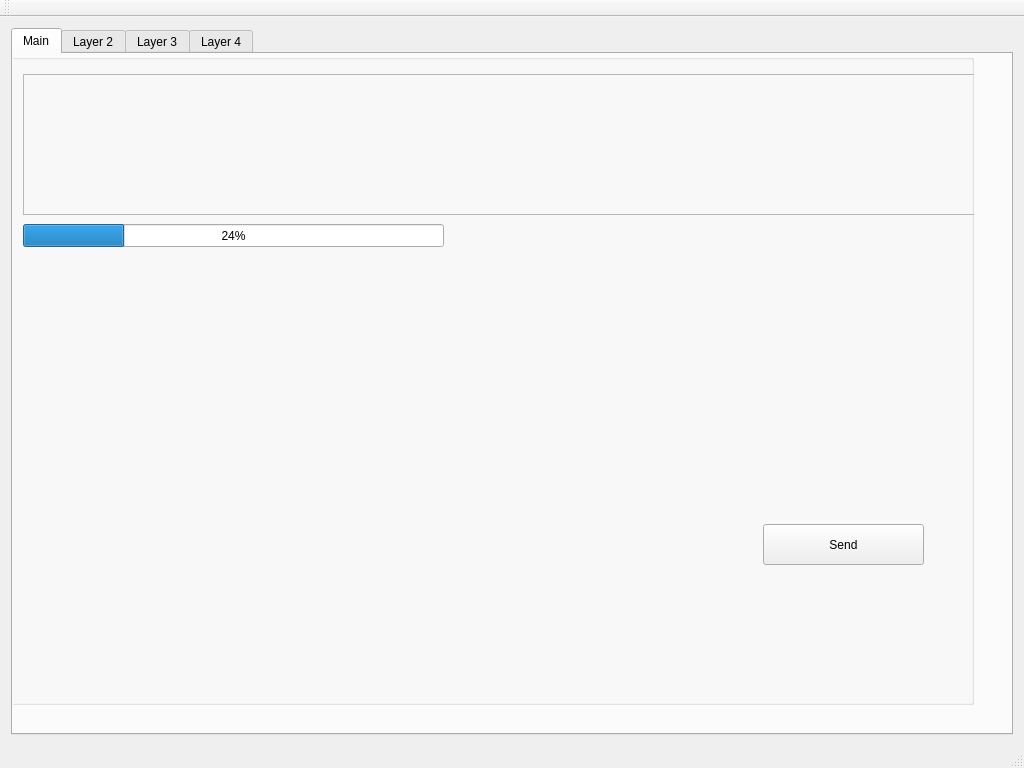
First picture: the form in qt/packet-generator/mainwindow.ui, repository emiliancyc/packet-generator, before the edit.
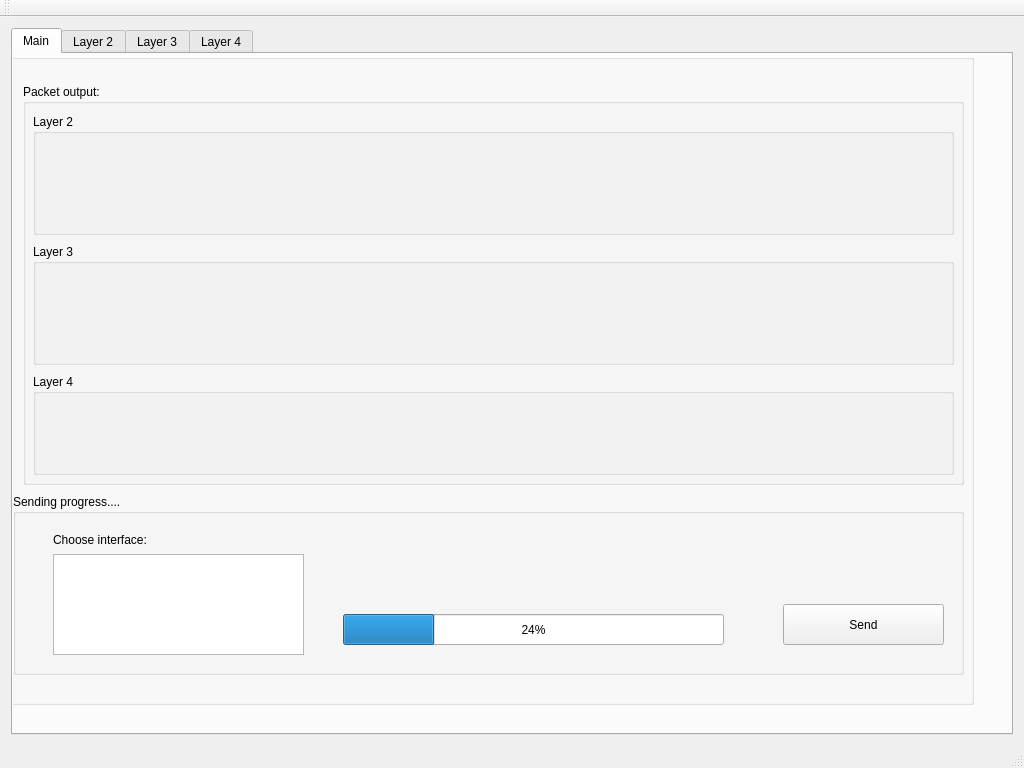
Second picture: the form after the edit.

Diff of the .ui file:
```diff
--- a/qt/packet-generator/mainwindow.ui
+++ b/qt/packet-generator/mainwindow.ui
@@ -69,47 +69,120 @@
         <property name="title">
          <string/>
         </property>
-        <widget class="QPushButton" name="SendButton">
+        <widget class="QGroupBox" name="groupBox_4">
          <property name="geometry">
           <rect>
-           <x>790</x>
-           <y>470</y>
-           <width>161</width>
-           <height>41</height>
+           <x>40</x>
+           <y>440</y>
+           <width>951</width>
+           <height>181</height>
           </rect>
          </property>
-         <property name="text">
-          <string>Send</string>
+         <property name="title">
+          <string>Sending progress....</string>
          </property>
+         <widget class="QProgressBar" name="sending_progressBar">
+          <property name="geometry">
+           <rect>
+            <x>330</x>
+            <y>120</y>
+            <width>381</width>
+            <height>31</height>
+           </rect>
+          </property>
+          <property name="value">
+           <number>24</number>
+          </property>
+         </widget>
+         <widget class="QPushButton" name="SendButton">
+          <property name="geometry">
+           <rect>
+            <x>770</x>
+            <y>110</y>
+            <width>161</width>
+            <height>41</height>
+           </rect>
+          </property>
+          <property name="text">
+           <string>Send</string>
+          </property>
+         </widget>
+         <widget class="QListView" name="interface_list">
+          <property name="geometry">
+           <rect>
+            <x>40</x>
+            <y>60</y>
+            <width>251</width>
+            <height>101</height>
+           </rect>
+          </property>
+         </widget>
+         <widget class="QLabel" name="choose_interface_label">
+          <property name="geometry">
+           <rect>
+            <x>40</x>
+            <y>20</y>
+            <width>141</width>
+            <height>51</height>
+           </rect>
+          </property>
+          <property name="text">
+           <string>Choose interface:</string>
+          </property>
+         </widget>
         </widget>
-        <widget class="QFrame" name="frame">
+        <widget class="QGroupBox" name="packet_output_groupbox">
          <property name="geometry">
           <rect>
            <x>50</x>
-           <y>20</y>
-           <width>971</width>
-           <height>141</height>
+           <y>30</y>
+           <width>941</width>
+           <height>401</height>
           </rect>
          </property>
-         <property name="frameShape">
-          <enum>QFrame::StyledPanel</enum>
+         <property name="title">
+          <string>Packet output:</string>
          </property>
-         <property name="frameShadow">
-          <enum>QFrame::Raised</enum>
-         </property>
-        </widget>
-        <widget class="QProgressBar" name="progressBar">
-         <property name="geometry">
-          <rect>
-           <x>50</x>
-           <y>170</y>
-           <width>421</width>
-           <height>23</height>
-          </rect>
-         </property>
-         <property name="value">
-          <number>24</number>
-         </property>
+         <widget class="QGroupBox" name="layer2_output_groupbox">
+          <property name="geometry">
+           <rect>
+            <x>10</x>
+            <y>30</y>
+            <width>921</width>
+            <height>121</height>
+           </rect>
+          </property>
+          <property name="title">
+           <string>Layer 2</string>
+          </property>
+         </widget>
+         <widget class="QGroupBox" name="layer3_output_groupbox">
+          <property name="geometry">
+           <rect>
+            <x>10</x>
+            <y>160</y>
+            <width>921</width>
+            <height>121</height>
+           </rect>
+          </property>
+          <property name="title">
+           <string>Layer 3</string>
+          </property>
+         </widget>
+         <widget class="QGroupBox" name="layer4_output_groupbox">
+          <property name="geometry">
+           <rect>
+            <x>10</x>
+            <y>290</y>
+            <width>921</width>
+            <height>101</height>
+           </rect>
+          </property>
+          <property name="title">
+           <string>Layer 4</string>
+          </property>
+          <zorder>interface_list</zorder>
+         </widget>
         </widget>
        </widget>
       </widget>
```
